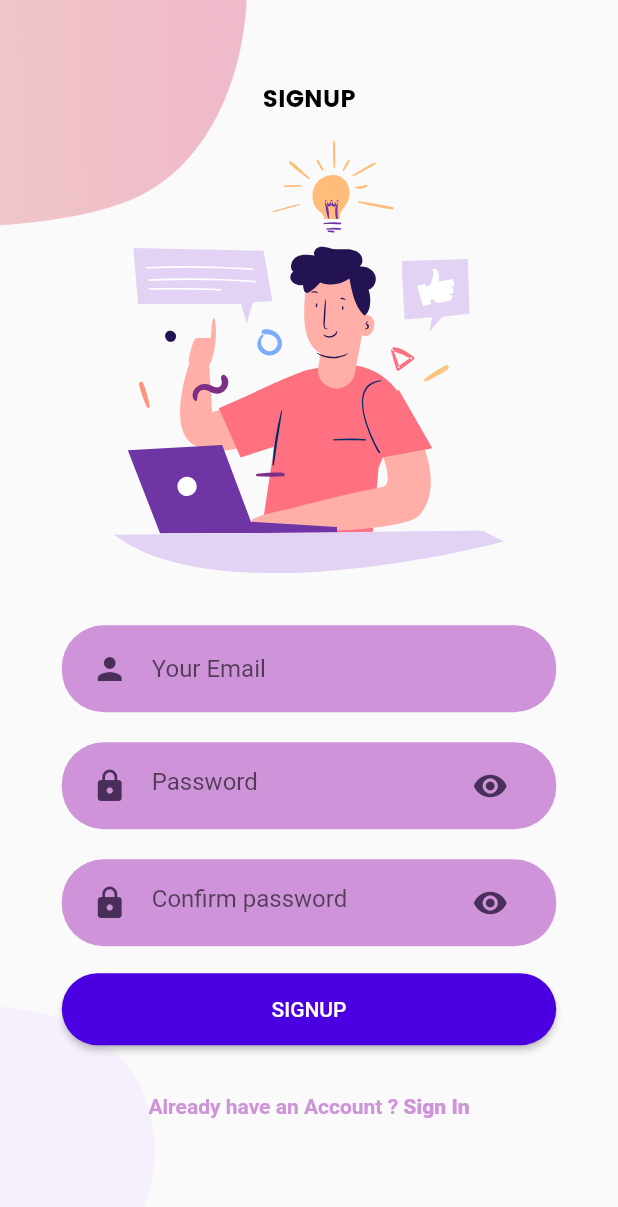
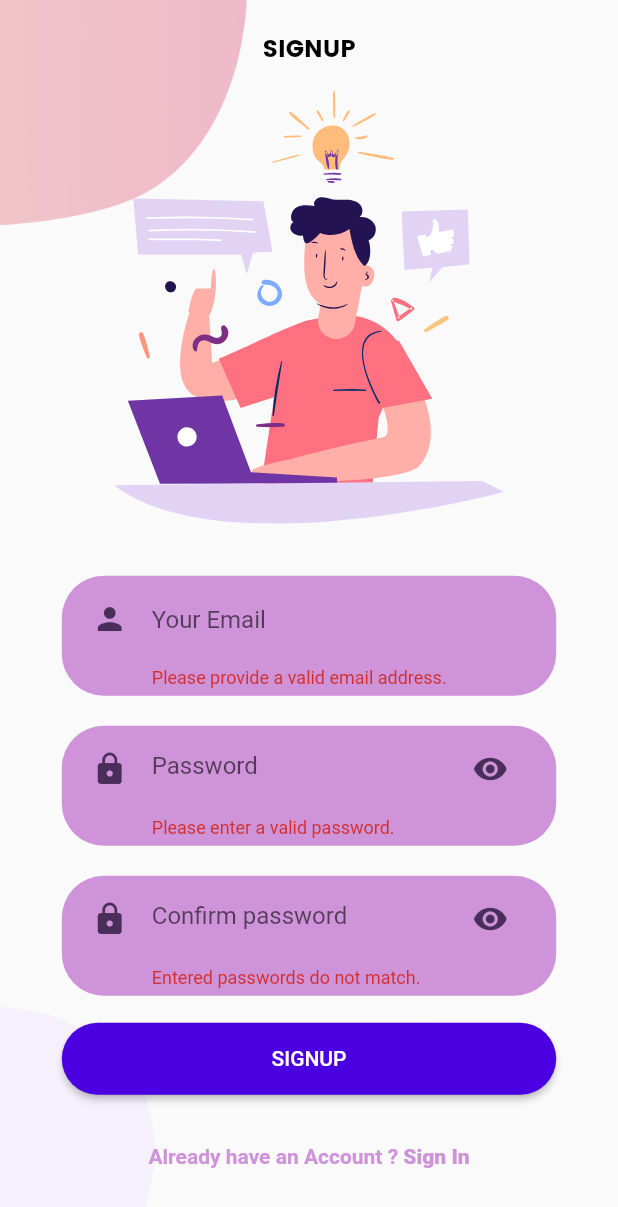
Before and after one commit to italoguasti/product_list_flutter_app_getx, a Flutter app: the SignupPage screen opened by its route, after a tap on "SIGNUP", on a phone screen of 412 x 824 dp. Shown: the top 1207 px of the screen. Run offline on Flutter 3.47's test engine with Material 2 defaults, Android fonts, the phone set to English and light mode, and no system bars; our stand-ins replace dio, firebase_core, flutter_rating_bar, flutter_svg, get; accounts and stored records are empty.

Commit message:
add validation inputs

```diff
--- a/lib/components/login/login_body.dart
+++ b/lib/components/login/login_body.dart
@@ -4,10 +4,16 @@ import 'package:flutter_svg/flutter_svg.dart';
 import 'package:get/get.dart';
 
 import '../../theme/theme.dart';
+import '../../validation/validation.dart';
 import '../components.dart';
 
 class LoginBody extends StatelessWidget {
-  const LoginBody({
+  final _emailController = TextEditingController();
+  final _passwordController = TextEditingController();
+
+  final _formKey = GlobalKey<FormState>();
+
+  LoginBody({
     Key? key,
   }) : super(key: key);
 
@@ -15,6 +21,9 @@ class LoginBody extends StatelessWidget {
   Widget build(BuildContext context) {
     Size size = MediaQuery.of(context).size;
     return LoginBackground(
+      child: Form(
+        key: _formKey,
+        autovalidateMode: AutovalidateMode.onUserInteraction,
         child: Column(
           mainAxisAlignment: MainAxisAlignment.center,
           children: <Widget>[
@@ -36,15 +45,21 @@ class LoginBody extends StatelessWidget {
             SizedBox(height: size.height * .03),
             RoundedInputField(
               hintText: 'Your Email',
-            onChanged: (value) {},
+              textInputAction: TextInputAction.next,
+              controller: _emailController,
+              validator: (v) => MyEmail(v!).validator(),
             ),
             RoundedPasswordField(
-            onChanged: (value) {},
               hinText: 'Password',
+              controller: _passwordController,
+              textInputAction: TextInputAction.done,
+              validator: (v) => MyPassword(v!).validator(),
             ),
             RoundedButton(
               text: 'LOGIN',
-            press: () {},
+              press: () {
+                _formKey.currentState!.validate();
+              },
               color: AppColors.primary,
             ),
             AlreadyHaveAnAccountCheck(
@@ -52,6 +67,7 @@ class LoginBody extends StatelessWidget {
             ),
           ],
         ),
+      ),
     );
   }
 }
--- a/lib/components/rounded_input_field.dart
+++ b/lib/components/rounded_input_field.dart
@@ -1,22 +1,30 @@
+// ignore_for_file: public_member_api_docs, sort_constructors_first
 import 'package:flutter/material.dart';
 
 import '../theme/theme.dart';
 import 'components.dart';
 
 class RoundedInputField extends StatelessWidget {
+  final TextEditingController? controller;
   final String hintText;
-  final ValueChanged<String> onChanged;
+  final String? Function(String?)? validator;
+  final TextInputAction? textInputAction;
+
   const RoundedInputField({
     Key? key,
+    required this.controller,
     required this.hintText,
-    required this.onChanged,
+    required this.validator,
+    required this.textInputAction,
   }) : super(key: key);
 
   @override
   Widget build(BuildContext context) {
     return TextFieldContainer(
-      child: TextField(
-        onChanged: onChanged,
+      child: TextFormField(
+        validator: validator,
+        textInputAction: textInputAction,
+        controller: controller,
         decoration: InputDecoration(
           icon: Icon(
             Icons.person,
--- a/lib/components/rounded_password_field.dart
+++ b/lib/components/rounded_password_field.dart
@@ -5,19 +5,26 @@ import '../theme/theme.dart';
 import 'components.dart';
 
 class RoundedPasswordField extends StatelessWidget {
+  final TextEditingController? controller;
   final String? hinText;
-  final ValueChanged<String> onChanged;
+  final String? Function(String?)? validator;
+  final TextInputAction? textInputAction;
+
   const RoundedPasswordField({
     Key? key,
-    this.hinText,
-    required this.onChanged,
+    required this.controller,
+    required this.hinText,
+    required this.validator,
+    required this.textInputAction,
   }) : super(key: key);
 
   @override
   Widget build(BuildContext context) {
     return TextFieldContainer(
-      child: TextField(
-        onChanged: onChanged,
+      child: TextFormField(
+        validator: validator,
+        textInputAction: textInputAction,
+        controller: controller,
         obscureText: true,
         decoration: InputDecoration(
           hintText: hinText,
--- a/lib/components/signup/signup_body.dart
+++ b/lib/components/signup/signup_body.dart
@@ -1,12 +1,18 @@
 import 'package:flutter/material.dart';
 import 'package:flutter_svg/flutter_svg.dart';
 import 'package:get/get.dart';
+import 'package:getx_lesson_one/validation/validation.dart';
 
 import '../../theme/theme.dart';
 import '../components.dart';
 
 class SignUpBody extends StatelessWidget {
-  const SignUpBody({
+  final _emailController = TextEditingController();
+  final _passwordController = TextEditingController();
+  final _confirmPasswordController = TextEditingController();
+  final _formKey = GlobalKey<FormState>();
+
+  SignUpBody({
     Key? key,
   }) : super(key: key);
 
@@ -14,6 +20,9 @@ class SignUpBody extends StatelessWidget {
   Widget build(BuildContext context) {
     Size size = MediaQuery.of(context).size;
     return SignupBackground(
+      child: Form(
+        key: _formKey,
+        autovalidateMode: AutovalidateMode.onUserInteraction,
         child: Column(
           mainAxisAlignment: MainAxisAlignment.center,
           children: [
@@ -33,19 +42,28 @@ class SignUpBody extends StatelessWidget {
             SizedBox(height: size.height * .03),
             RoundedInputField(
               hintText: 'Your Email',
-            onChanged: (value) {},
+              controller: _emailController,
+              textInputAction: TextInputAction.next,
+              validator: (v) => MyEmail(v!).validator(),
             ),
             RoundedPasswordField(
-            onChanged: (value) {},
               hinText: 'Password',
+              controller: _passwordController,
+              textInputAction: TextInputAction.next,
+              validator: (v) => MyPassword(v!).validator(),
             ),
             RoundedPasswordField(
-            onChanged: (value) {},
               hinText: 'Confirm password',
+              controller: _confirmPasswordController,
+              textInputAction: TextInputAction.done,
+              validator: (v) =>
+                  MyConfirmPassword(v!, _passwordController.text).validator(),
             ),
             RoundedButton(
               text: 'SIGNUP',
-            press: () {},
+              press: () {
+                _formKey.currentState!.validate();
+              },
               color: AppColors.primary,
             ),
             AlreadyHaveAnAccountCheck(
@@ -54,6 +72,7 @@ class SignUpBody extends StatelessWidget {
             ),
           ],
         ),
+      ),
     );
   }
 }
--- a/lib/components/text_field_container.dart
+++ b/lib/components/text_field_container.dart
@@ -21,6 +21,7 @@ class TextFieldContainer extends StatelessWidget {
         borderRadius: BorderRadius.circular(28.0),
       ),
       child: child,
+
     );
   }
 }
--- a/lib/components/welcome/welcome_body.dart
+++ b/lib/components/welcome/welcome_body.dart
@@ -20,7 +20,7 @@ class WelcomeBody extends StatelessWidget {
           mainAxisAlignment: MainAxisAlignment.center,
           children: <Widget>[
             const Text(
-              'WELCOME TO APP TEST!',
+              'HEY, WELCOME!',
               style: TextStyle(
                 fontWeight: FontWeight.bold,
                 fontSize: 14.0,
--- a/lib/pages/login_page.dart
+++ b/lib/pages/login_page.dart
@@ -7,7 +7,7 @@ class LoginPage extends StatelessWidget {
 
   @override
   Widget build(BuildContext context) {
-    return const Scaffold(
+    return Scaffold(
       body: SingleChildScrollView(child: LoginBody()),
     );
   }
--- a/lib/pages/signup_page.dart
+++ b/lib/pages/signup_page.dart
@@ -8,7 +8,7 @@ class SignupPage extends StatelessWidget {
 
   @override
   Widget build(BuildContext context) {
-    return const Scaffold(
+    return Scaffold(
       body: SingleChildScrollView(
         child: SignUpBody(),
       ),
--- /dev/null
+++ b/lib/validation/validators/my_confirm_password.dart
@@ -0,0 +1,20 @@
+// ignore_for_file: public_member_api_docs, sort_constructors_first
+import 'package:getx_lesson_one/validation/validators/validate_input.dart';
+
+class MyConfirmPassword implements ValidateInput {
+  final String value;
+  final String confirmValue;
+
+  MyConfirmPassword(
+    this.value,
+    this.confirmValue,
+  );
+
+  @override
+  String? validator() {
+    if (value != confirmValue || value.trim().isEmpty) {
+      return 'Entered passwords do not match.';
+    }
+    return null;
+  }
+}
--- /dev/null
+++ b/lib/validation/validators/my_email.dart
@@ -0,0 +1,15 @@
+import 'package:getx_lesson_one/validation/validators/validate_input.dart';
+
+class MyEmail implements ValidateInput {
+  final String value;
+
+  MyEmail(this.value);
+
+  @override
+  String? validator() {
+    if (value.trim().isEmpty || !value.contains('@')) {
+      return 'Please provide a valid email address.';
+    }
+    return null;
+  }
+}
--- /dev/null
+++ b/lib/validation/validators/my_password.dart
@@ -0,0 +1,15 @@
+import 'package:getx_lesson_one/validation/validators/validate_input.dart';
+
+class MyPassword implements ValidateInput {
+  final String value;
+
+  MyPassword(this.value);
+
+  @override
+  String? validator() {
+    if (value.isEmpty || value.length < 5) {
+      return 'Please enter a valid password.';
+    }
+    return null;
+  }
+}
--- a/lib/validation/validators/validators.dart
+++ b/lib/validation/validators/validators.dart
@@ -3,3 +3,6 @@ export 'my_price.dart';
 export 'my_title.dart';
 export 'my_type.dart';
 export 'validate_input.dart';
+export 'my_email.dart';
+export 'my_password.dart';
+export 'my_confirm_password.dart';
```
Lines whose indentation alone changed are shown as unchanged.
